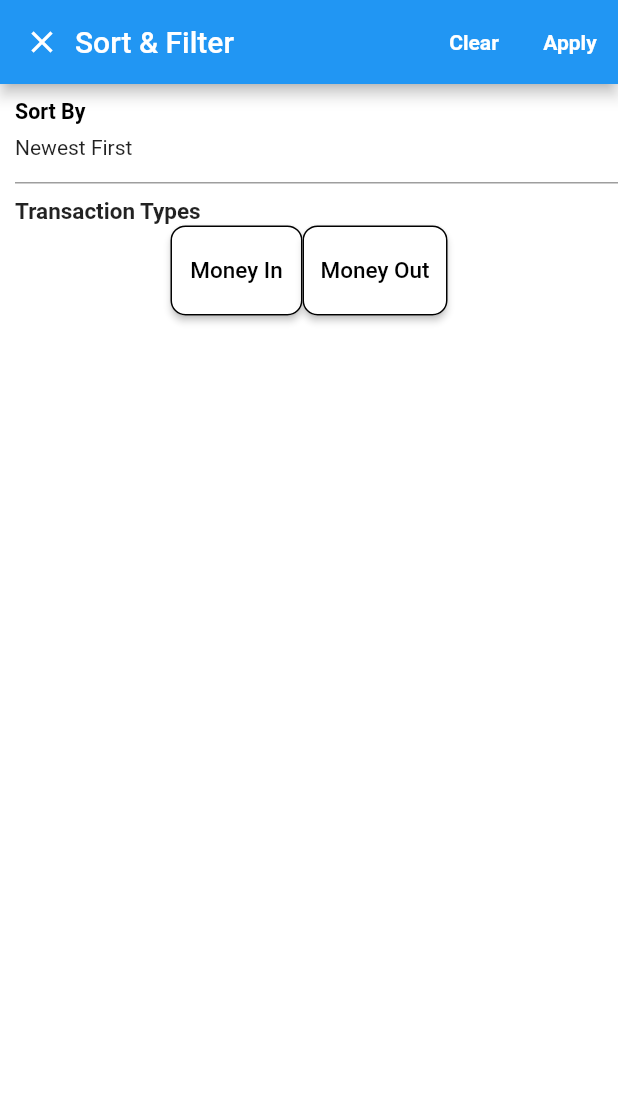
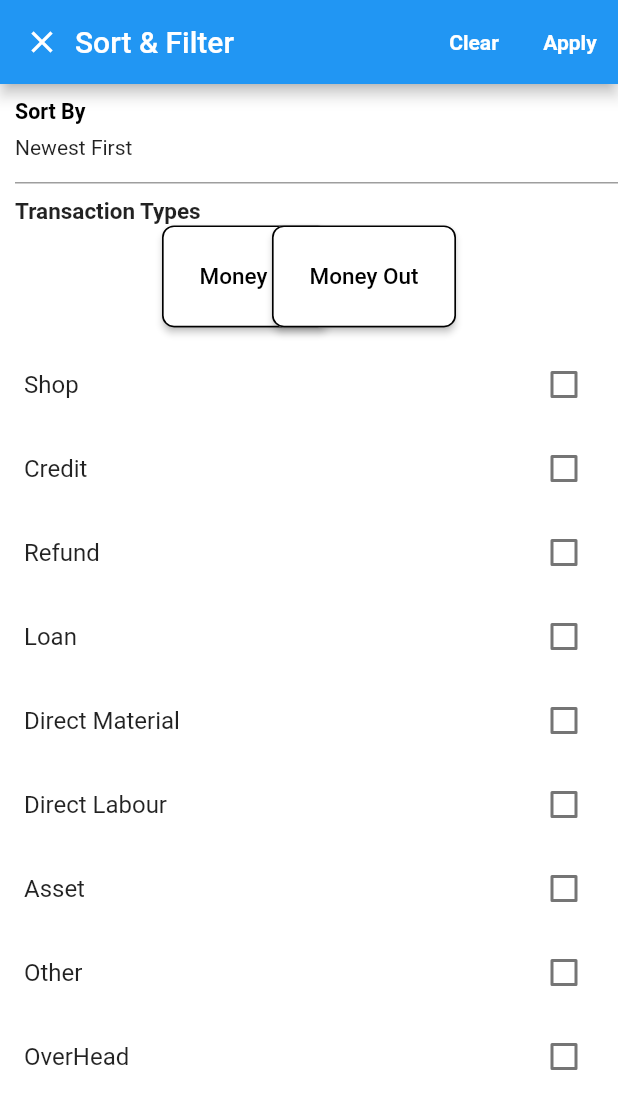
Before and after one commit to MARIA-AZRAR/MAD_Applications, a Flutter app: the screen it shows after launch, on a phone screen of 412 x 824 dp. Shown: the top 1109 px of the screen. Run offline on Flutter 3.47's test engine with Material 2 defaults, Android fonts, the light colour scheme and no system bars.

Commit message:
buttons are only overlapped with using stack

```diff
--- a/feedbackapp/lib/main.dart
+++ b/feedbackapp/lib/main.dart
@@ -130,47 +130,89 @@ class _FeedbackState extends State<Feedback> {
             padding: EdgeInsets.all(10),
             child: Column(
               crossAxisAlignment:
-                  CrossAxisAlignment.start, //Align elements to left
+                  CrossAxisAlignment.stretch, //Align elements to left
               children: [
                 Text(
                   "Transaction Types",
                   style: TextStyle(fontWeight: FontWeight.bold, fontSize: 15),
                 ),
-                Container(
-                  //button container
-                  child: Row(
-                    mainAxisAlignment:
-                        MainAxisAlignment.center, //Align elements to left
+                Center(
+                  //to center buttons
+                  child: Container(
+                    width:
+                        196, //Specifying the container width so that with position buttons can move and overlap in container
+                    child: Stack(
+                      //using stack instead of column to overlap buttons
                       children: [
                         RaisedButton(
-                        padding: EdgeInsets.fromLTRB(12, 21, 12, 21),
+                          padding: EdgeInsets.fromLTRB(25, 25, 25, 25),
                           shape: RoundedRectangleBorder(
-                          borderRadius: BorderRadius.circular(10.0),
-                          side: BorderSide(color: Colors.black),
-                        ),
-                        onPressed: () {},
-                        color: Colors.white,
-                        textColor: Colors.black,
-                        child: Text("Money In", style: TextStyle(fontSize: 15)),
-                      ),
-                      RaisedButton(
-                        padding: EdgeInsets.fromLTRB(12, 21, 12, 21),
-                        shape: RoundedRectangleBorder(
-                          borderRadius: BorderRadius.circular(10.0),
-                          side: BorderSide(color: Colors.black),
+                            borderRadius: BorderRadius.circular(8.0),
+                            side: BorderSide(color: Colors.black, width: 1.1),
                           ),
                           onPressed: () {},
                           color: Colors.white,
                           textColor: Colors.black,
                           child:
-                            Text("Money Out", style: TextStyle(fontSize: 15)),
+                              Text("Money In", style: TextStyle(fontSize: 15)),
+                        ),
+                        Positioned(
+                          //with the help of positioned button A can move freely
+                          right: 0,
+                          top: 0,
+                          child: RaisedButton(
+                            padding: EdgeInsets.fromLTRB(25, 25, 25, 25),
+                            shape: RoundedRectangleBorder(
+                              borderRadius: BorderRadius.circular(8.0),
+                              side: BorderSide(color: Colors.black, width: 1.1),
+                            ),
+                            onPressed: () {},
+                            color: Colors.white,
+                            textColor: Colors.black,
+                            child: Text("Money Out",
+                                style: TextStyle(fontSize: 15)),
+                          ),
                         ),
                       ],
                     ),
                   ),
+                ),
               ],
             )),
+            checkBoxM(listValue:'Shop'),
+            checkBoxM(listValue:'Credit'),
+            checkBoxM(listValue:'Refund'),
+            checkBoxM(listValue:'Loan'),
+            checkBoxM(listValue:'Direct Material'),
+            checkBoxM(listValue:'Direct Labour'),
+            checkBoxM(listValue:'Asset'),
+            checkBoxM(listValue:'Other'),
+            checkBoxM(listValue:'OverHead'),
+
       ],
     );
   }
 }
+
+
+class checkBoxM extends StatefulWidget {
+  checkBoxM({Key? key, required this.listValue}) : super(key: key);
+   final String listValue;
+  @override
+  _checkBoxMState createState() => _checkBoxMState();
+}
+
+class _checkBoxMState extends State<checkBoxM> {
+  bool checked = false;
+  @override
+  Widget build(BuildContext context) {
+    return CheckboxListTile(
+        title: Text(widget.listValue),
+        value: checked,
+        onChanged: (bool? val) {
+          setState(() {
+            checked = val!;
+          });
+        });
+  }
+}
```
Lines whose indentation alone changed are shown as unchanged.
